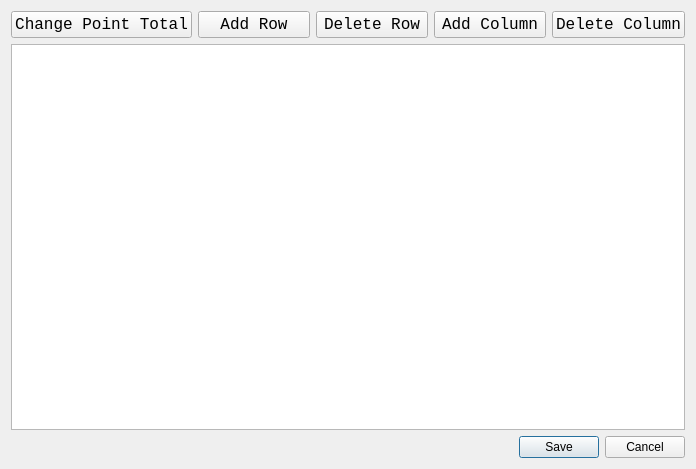
Before: the Qt Designer form GAUI/rubricdialog.ui in ezfe/grading-assistant-cs205, drawn with Qt 5.
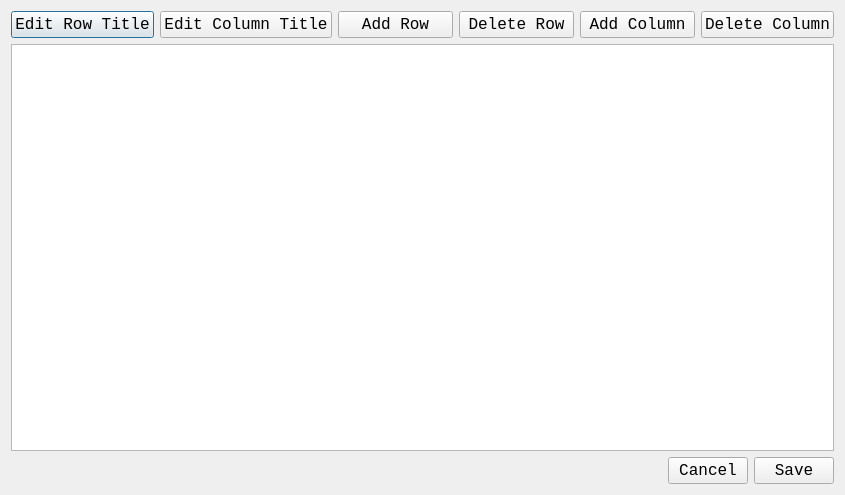
After: the same form once the commit is applied.

The edit to the form file:
```diff
--- a/GAUI/rubricdialog.ui
+++ b/GAUI/rubricdialog.ui
@@ -6,8 +6,8 @@
    <rect>
     <x>0</x>
     <y>0</y>
-    <width>696</width>
-    <height>469</height>
+    <width>845</width>
+    <height>495</height>
    </rect>
   </property>
   <property name="windowTitle">
@@ -34,7 +34,20 @@
         </font>
        </property>
        <property name="text">
-        <string>Change Point Total</string>
+        <string>Edit Row Title</string>
+       </property>
+      </widget>
+     </item>
+     <item>
+      <widget class="QPushButton" name="columnTitle">
+       <property name="font">
+        <font>
+         <family>Monospace</family>
+         <pointsize>12</pointsize>
+        </font>
+       </property>
+       <property name="text">
+        <string>Edit Column Title</string>
        </property>
       </widget>
      </item>
@@ -93,14 +106,47 @@
     </layout>
    </item>
    <item row="2" column="0">
-    <widget class="QDialogButtonBox" name="buttonBox">
-     <property name="orientation">
-      <enum>Qt::Horizontal</enum>
-     </property>
-     <property name="standardButtons">
-      <set>QDialogButtonBox::Cancel|QDialogButtonBox::Save</set>
-     </property>
-    </widget>
+    <layout class="QHBoxLayout" name="horizontalLayout_2">
+     <item>
+      <spacer name="horizontalSpacer">
+       <property name="orientation">
+        <enum>Qt::Horizontal</enum>
+       </property>
+       <property name="sizeHint" stdset="0">
+        <size>
+         <width>40</width>
+         <height>20</height>
+        </size>
+       </property>
+      </spacer>
+     </item>
+     <item>
+      <widget class="QPushButton" name="cancelButton">
+       <property name="font">
+        <font>
+         <family>Monospace</family>
+         <pointsize>12</pointsize>
+        </font>
+       </property>
+       <property name="text">
+        <string>Cancel</string>
+       </property>
+      </widget>
+     </item>
+     <item>
+      <widget class="QPushButton" name="saveButton">
+       <property name="font">
+        <font>
+         <family>Monospace</family>
+         <pointsize>12</pointsize>
+        </font>
+       </property>
+       <property name="text">
+        <string>Save</string>
+       </property>
+      </widget>
+     </item>
+    </layout>
    </item>
   </layout>
  </widget>
```
Left out of the diff: 55 changed lines with no effect on the pictures.
